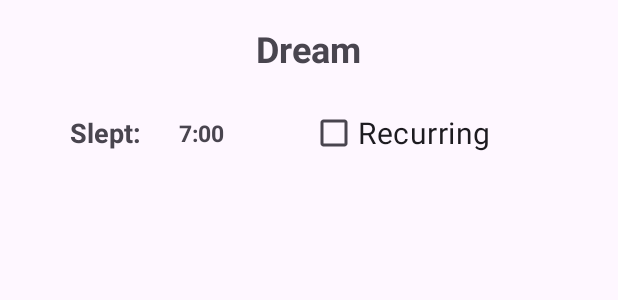
After one commit to lidiamadaras/Feather, an Android app built with Jetpack Compose: the layout fragment_dream_detail.xml on its own in the app's theme, with its tools: preview values and no code run, on a phone screen of 412 x 824 dp. The commit adds this screen. Shown: the top 300 px of the screen. Run offline under Robolectric (Android 15) with nearby library versions, the light colour scheme and no system bars.

Commit message:
dream detail page added

```diff
--- a/app/src/main/java/com/example/feather/service/DreamService.kt
+++ b/app/src/main/java/com/example/feather/service/DreamService.kt
@@ -32,6 +32,11 @@ class DreamService @Inject constructor(private val dreamRepository: DreamReposit
         return dreamRepository.getUserDreams()
     }
 
+    suspend fun getDreamById(dreamId: String): DreamModel? {
+        if (dreamId.isBlank()) return null
+        return dreamRepository.getDreamById(dreamId)
+    }
+
     suspend fun deleteDream(dreamId: String): Result<Unit>  {
         if (dreamId.isBlank()) return Result.failure(Exception("DreamId is empty"))
         return dreamRepository.deleteDream(dreamId)
--- a/app/src/main/java/com/example/feather/ui/log/LogDreamFragment.kt
+++ b/app/src/main/java/com/example/feather/ui/log/LogDreamFragment.kt
@@ -21,7 +21,6 @@ import androidx.fragment.app.viewModels
 import androidx.navigation.fragment.findNavController
 import androidx.recyclerview.widget.LinearLayoutManager
 import com.example.feather.R
-import com.example.feather.databinding.FragmentHomeBinding
 import com.example.feather.databinding.FragmentLogDreamBinding
 import com.example.feather.models.DreamModel
 import com.example.feather.models.KeywordModel
--- /dev/null
+++ b/app/src/main/res/layout/fragment_dream_detail.xml
@@ -0,0 +1,106 @@
+<?xml version="1.0" encoding="utf-8"?>
+<androidx.coordinatorlayout.widget.CoordinatorLayout
+    xmlns:android="http://schemas.android.com/apk/res/android"
+    android:layout_width="match_parent"
+    android:layout_height="match_parent"
+    android:padding="16dp">
+
+    <androidx.core.widget.NestedScrollView
+        android:layout_width="match_parent"
+        android:layout_height="match_parent"
+        android:fillViewport="true">
+
+        <LinearLayout
+            android:layout_width="match_parent"
+            android:layout_height="wrap_content"
+            android:orientation="vertical"
+            android:gravity="center_horizontal">
+
+            <!-- Title at the top -->
+            <TextView
+                android:id="@+id/HomeTitleTextView"
+                android:layout_width="wrap_content"
+                android:layout_height="wrap_content"
+                android:text="Dream"
+                android:textSize="24sp"
+                android:textStyle="bold"
+                android:gravity="center"
+                android:layout_marginBottom="16dp"/>
+
+            <LinearLayout
+                android:layout_width="match_parent"
+                android:layout_height="wrap_content"
+                android:orientation="horizontal"
+                android:gravity="center"
+                android:weightSum="2"
+                android:layout_marginBottom="16dp">
+
+                <!-- Hours Slept Dropdown -->
+                <LinearLayout
+                    android:layout_width="0dp"
+                    android:layout_height="wrap_content"
+                    android:layout_weight="1"
+                    android:orientation="horizontal"
+                    android:gravity="center"
+                    android:layout_marginEnd="2dp">
+
+                    <TextView
+                        android:layout_width="wrap_content"
+                        android:layout_height="wrap_content"
+                        android:text="Slept:"
+                        android:textSize="18sp"
+                        android:textStyle="bold"
+                        android:layout_marginEnd="0dp"/>
+
+                    <TextView
+                        android:id="@+id/hoursSleptTextView"
+                        android:layout_width="80dp"
+                        android:layout_height="wrap_content"
+                        android:text="7:00"
+                        android:textSize="15sp"
+                        android:textStyle="bold"
+                        android:padding="7dp"
+                        android:gravity="center"/>
+                </LinearLayout>
+
+                <!-- Recurring Checkbox -->
+                <CheckBox
+                    android:id="@+id/recurringCheckBox"
+                    android:layout_width="0dp"
+                    android:layout_height="wrap_content"
+                    android:layout_weight="1"
+                    android:textSize="20sp"
+                    android:text="Recurring"
+                    android:clickable="false"/>
+            </LinearLayout>
+
+            <TextView
+                android:id="@+id/dreamCategoryTextView"
+                android:layout_width="match_parent"
+                android:layout_height="wrap_content"
+                android:textSize="20sp"
+                android:padding="10dp"
+                android:layout_marginBottom="12dp"/>
+
+            <TextView
+                android:id="@+id/keywordsTextView"
+                android:layout_width="match_parent"
+                android:layout_height="wrap_content"
+                android:textSize="20sp"
+                android:maxLength="100"
+                android:padding="10dp"
+                android:layout_marginBottom="12dp"/>
+
+            <TextView
+                android:id="@+id/dreamTextView"
+                android:layout_width="match_parent"
+                android:layout_height="200dp"
+                android:textSize="18sp"
+                android:gravity="top"
+                android:scrollbars="vertical"
+                android:padding="10dp"/>
+
+        </LinearLayout>
+    </androidx.core.widget.NestedScrollView>
+
+</androidx.coordinatorlayout.widget.CoordinatorLayout>
```
Also changed, not shown: app/src/main/java/com/example/feather/repository/DreamRepository.kt (+27 -0 lines), app/src/main/java/com/example/feather/ui/log/mylogs/MyDreamsFragment.kt (+11 -11 lines), app/src/main/java/com/example/feather/ui/log/mylogs/details/DreamDetailFragment.kt (added, +105 -0 lines), app/src/main/java/com/example/feather/viewmodels/details/DreamDetailViewModel.kt (added, +28 -0 lines), app/src/main/res/navigation/nav_graph.xml (+10 -0 lines).
